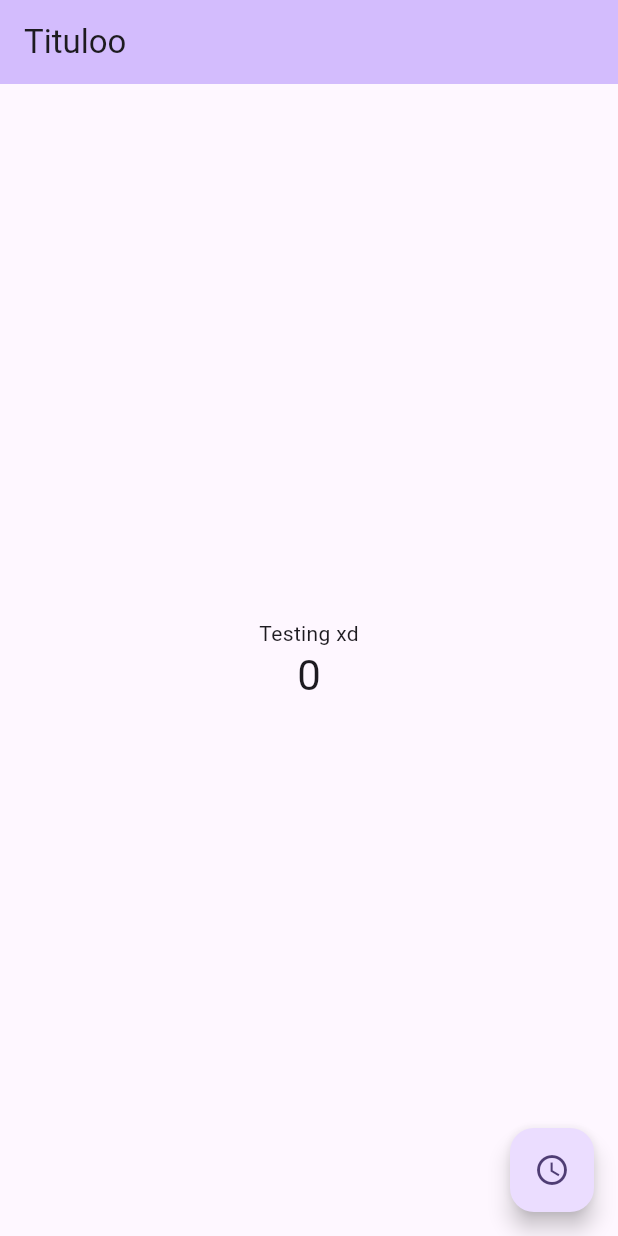
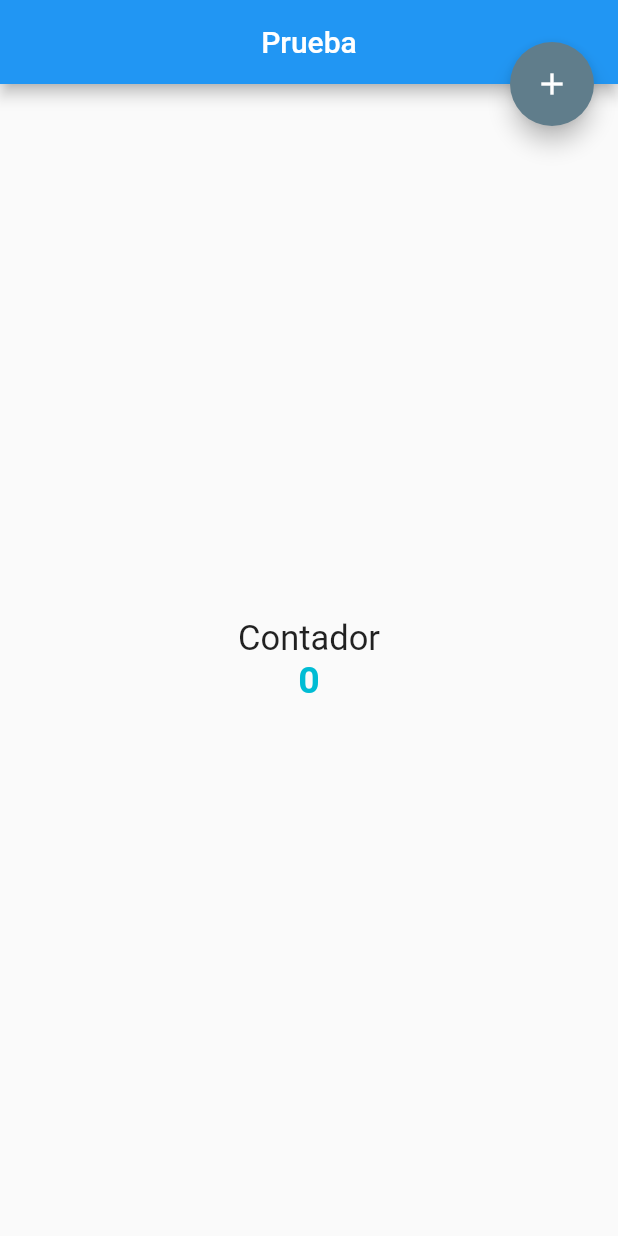
Before and after one commit to dev-cac/test, a Flutter app: the screen it shows after launch, on a phone screen of 412 x 824 dp. Run offline on Flutter 3.47's test engine with Material 2 defaults, Android fonts, the phone set to English and light mode, and no system bars.

Commit message:
feat: contador simple

```diff
--- a/hello_flutter/lib/main.dart
+++ b/hello_flutter/lib/main.dart
@@ -1,125 +1,7 @@
 import 'package:flutter/material.dart';
 
+import 'package:hello_flutter/src/app.dart';
+
 void main() {
-  runApp(const MyApp());
+  runApp(MyApp());
 }
-
-class MyApp extends StatelessWidget {
-  const MyApp({super.key});
-
-  // This widget is the root of your application.
-  @override
-  Widget build(BuildContext context) {
-    return MaterialApp(
-      title: 'Wao',
-      theme: ThemeData(
-        // This is the theme of your application.
-        //
-        // TRY THIS: Try running your application with "flutter run". You'll see
-        // the application has a blue toolbar. Then, without quitting the app,
-        // try changing the seedColor in the colorScheme below to Colors.green
-        // and then invoke "hot reload" (save your changes or press the "hot
-        // reload" button in a Flutter-supported IDE, or press "r" if you used
-        // the command line to start the app).
-        //
-        // Notice that the counter didn't reset back to zero; the application
-        // state is not lost during the reload. To reset the state, use hot
-        // restart instead.
-        //
-        // This works for code too, not just values: Most code changes can be
-        // tested with just a hot reload.
-        colorScheme: ColorScheme.fromSeed(seedColor: Colors.deepPurple),
-        useMaterial3: true,
-      ),
-      home: const MyHomePage(title: 'Tituloo'),
-    );
-  }
-}
-
-class MyHomePage extends StatefulWidget {
-  const MyHomePage({super.key, required this.title});
-
-  // This widget is the home page of your application. It is stateful, meaning
-  // that it has a State object (defined below) that contains fields that affect
-  // how it looks.
-
-  // This class is the configuration for the state. It holds the values (in this
-  // case the title) provided by the parent (in this case the App widget) and
-  // used by the build method of the State. Fields in a Widget subclass are
-  // always marked "final".
-
-  final String title;
-
-  @override
-  State<MyHomePage> createState() => _MyHomePageState();
-}
-
-class _MyHomePageState extends State<MyHomePage> {
-  int _counter = 0;
-
-  void _incrementCounter() {
-    setState(() {
-      // This call to setState tells the Flutter framework that something has
-      // changed in this State, which causes it to rerun the build method below
-      // so that the display can reflect the updated values. If we changed
-      // _counter without calling setState(), then the build method would not be
-      // called again, and so nothing would appear to happen.
-      _counter++;
-    });
-  }
-
-  @override
-  Widget build(BuildContext context) {
-    // This method is rerun every time setState is called, for instance as done
-    // by the _incrementCounter method above.
-    //
-    // The Flutter framework has been optimized to make rerunning build methods
-    // fast, so that you can just rebuild anything that needs updating rather
-    // than having to individually change instances of widgets.
-    return Scaffold(
-      appBar: AppBar(
-        // TRY THIS: Try changing the color here to a specific color (to
-        // Colors.amber, perhaps?) and trigger a hot reload to see the AppBar
-        // change color while the other colors stay the same.
-        backgroundColor: Theme.of(context).colorScheme.inversePrimary,
-        // Here we take the value from the MyHomePage object that was created by
-        // the App.build method, and use it to set our appbar title.
-        title: Text(widget.title),
-      ),
-      body: Center(
-        // Center is a layout widget. It takes a single child and positions it
-        // in the middle of the parent.
-        child: Column(
-          // Column is also a layout widget. It takes a list of children and
-          // arranges them vertically. By default, it sizes itself to fit its
-          // children horizontally, and tries to be as tall as its parent.
-          //
-          // Column has various properties to control how it sizes itself and
-          // how it positions its children. Here we use mainAxisAlignment to
-          // center the children vertically; the main axis here is the vertical
-          // axis because Columns are vertical (the cross axis would be
-          // horizontal).
-          //
-          // TRY THIS: Invoke "debug painting" (choose the "Toggle Debug Paint"
-          // action in the IDE, or press "p" in the console), to see the
-          // wireframe for each widget.
-          mainAxisAlignment: MainAxisAlignment.center,
-          children: <Widget>[
-            const Text(
-              'Testing xd',
-            ),
-            Text(
-              '$_counter',
-              style: Theme.of(context).textTheme.headlineMedium,
-            ),
-          ],
-        ),
-      ),
-      floatingActionButton: FloatingActionButton(
-        onPressed: _incrementCounter,
-        tooltip: 'Increment',
-        child: const Icon(Icons.access_time),
-      ), // This trailing comma makes auto-formatting nicer for build methods.
-    );
-  }
-}
--- /dev/null
+++ b/hello_flutter/lib/src/app.dart
@@ -0,0 +1,18 @@
+import 'package:flutter/material.dart';
+import 'package:hello_flutter/src/pages/counter_page.dart';
+
+
+class MyApp extends StatelessWidget {
+  const MyApp({super.key});
+
+  @override
+  Widget build(BuildContext context) {
+    return MaterialApp(
+      debugShowCheckedModeBanner: false,
+      home: Center(
+        child: CounterPage(),
+      ),
+    );
+  }
+
+}
--- /dev/null
+++ b/hello_flutter/lib/src/pages/counter_page.dart
@@ -0,0 +1,55 @@
+import 'package:flutter/material.dart';
+
+class CounterPage extends StatefulWidget {
+  @override
+  State<StatefulWidget> createState() {
+    return _CounterPageState();
+  }
+
+}
+
+class _CounterPageState extends State<CounterPage> {
+  final TextStyle _stlTexto = const TextStyle(fontSize: 23);
+  final TextStyle _stlCount = const TextStyle(
+    fontSize: 25,
+    fontWeight: FontWeight.bold,
+    color: Colors.cyan
+  );
+
+  var _conteo = 0;
+
+  @override
+  Widget build(BuildContext context) {
+    return Scaffold(
+      appBar: AppBar(
+        title: const Text('Prueba'),
+        centerTitle: true,
+        elevation: 4,
+      ),
+      body: Center(
+        child: Column(
+          mainAxisAlignment: MainAxisAlignment.center,
+          children: <Widget>[
+            Text('Contador',
+              style: _stlTexto,
+            ),
+            Text('$_conteo',
+              style: _stlCount,
+            ),
+          ],
+        )
+      ),
+      floatingActionButtonLocation: FloatingActionButtonLocation.endTop,
+      floatingActionButton: FloatingActionButton(
+        onPressed: () {
+          setState(() {
+            _conteo++;
+          });
+        },
+        child: const Icon(Icons.add),
+        splashColor: Colors.amber,
+        backgroundColor: Colors.blueGrey,
+      ),
+    );
+  }
+}
```
Also changed, not shown: hello_flutter/lib/src/pages/home_page.dart (added, +48 -0 lines).
